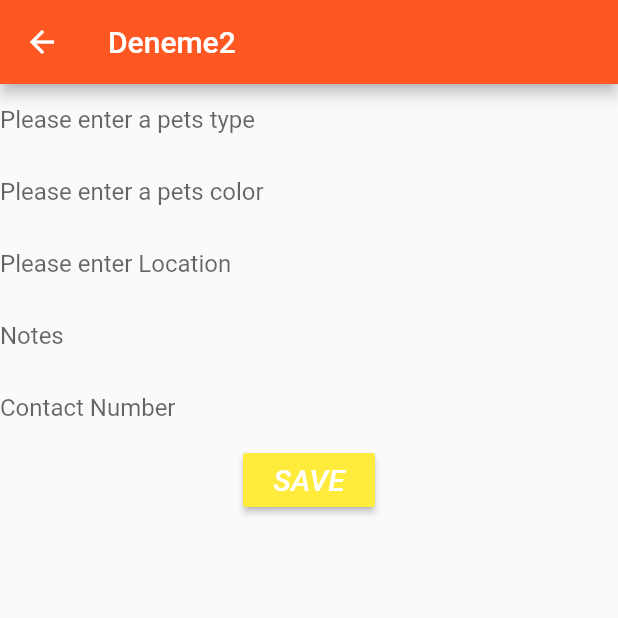
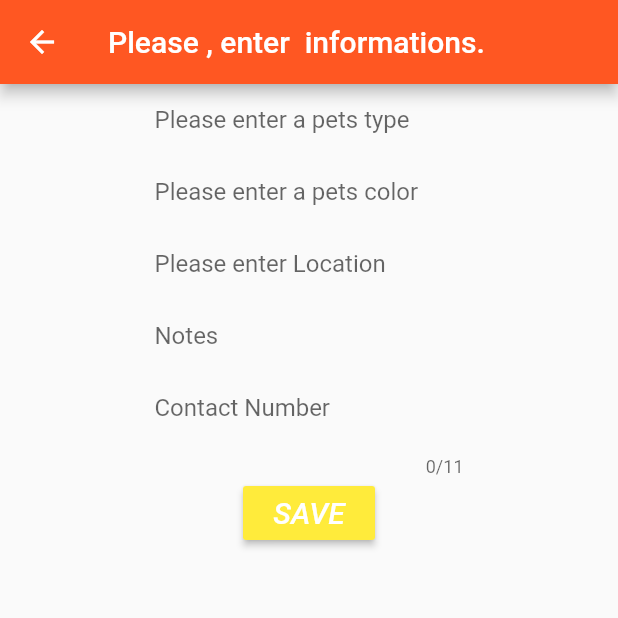
Before and after one commit to sercangl/lostPets, a Flutter app: the screen it shows after launch, after a tap on "I Found a pet", on a phone screen of 412 x 824 dp, the top half of it. Run offline on Flutter 3.47's test engine with Material 2 defaults, Android fonts, the phone set to English and light mode, and no system bars; our stand-ins replace cloud_firestore; accounts and stored records are empty.

Commit message:
initial commit

```diff
--- a/lib/main.dart
+++ b/lib/main.dart
@@ -30,7 +30,7 @@ class _MyHomePageState extends State<MyHomePage> {
   Widget build(BuildContext context) {
     return new Scaffold(
         appBar: new AppBar(
-            title: new Text("Stateful Widget!"),
+            title: new Text("Lost Pet application #"),
             backgroundColor: Colors.deepOrange),
         body: new Container(
             child: new Center(
@@ -94,10 +94,11 @@ class _foundpetState extends State<foundpet> {
   Widget build(BuildContext context) {
     return new Scaffold(
       appBar: new AppBar(
-        title: new Text("Deneme2"),
+        title: new Text("Please , enter  informations."),
         backgroundColor: Colors.deepOrange,
       ),
-      body: Container(
+      body: Center( child: Container(
+        width: MediaQuery.of(context).size.width/2,
         child: Form(
           key: _formKey,
           child: Column(
@@ -146,6 +147,7 @@ class _foundpetState extends State<foundpet> {
                 onSaved: (value) => notes = value,
               ),
               TextFormField(
+                maxLength: 11,
                 decoration: InputDecoration(
                     border: InputBorder.none, hintText: 'Contact Number'),
                 validator: (value) {
@@ -172,7 +174,7 @@ class _foundpetState extends State<foundpet> {
             ],
           ),
         ),
-      ),
+      ),),
     );
   }
 
```
